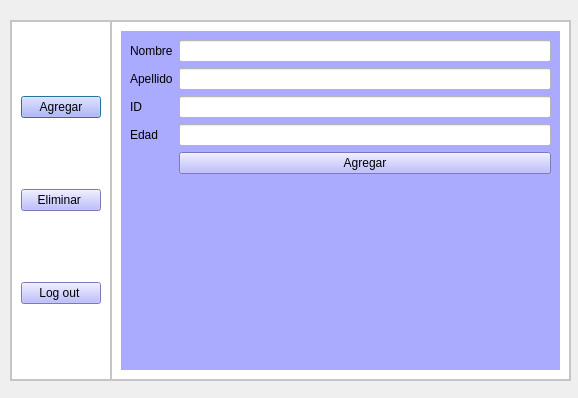
luhernandez12/entregable-3-, file ventana_menu.ui: the form before one commit.
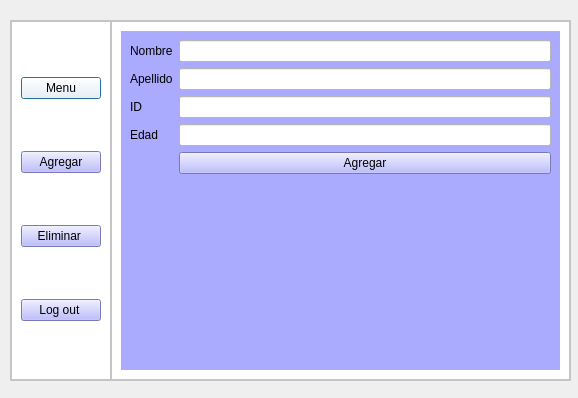
The form after the commit. The open tabs and pages were chosen to show the change.

Commit message: actualizacion de ventana ingreso y conexion

```diff
--- a/ventana_menu.ui
+++ b/ventana_menu.ui
@@ -60,6 +60,13 @@
        <enum>QFrame::Raised</enum>
       </property>
       <layout class="QVBoxLayout" name="verticalLayout_2">
+       <item>
+        <widget class="QPushButton" name="boton_menu">
+         <property name="text">
+          <string>Menu</string>
+         </property>
+        </widget>
+       </item>
        <item>
         <widget class="QPushButton" name="menu_agregar">
          <property name="styleSheet">
```
Left out of the diff: 2 changed lines with no effect on the pictures. The commit also changes 7 other files.
